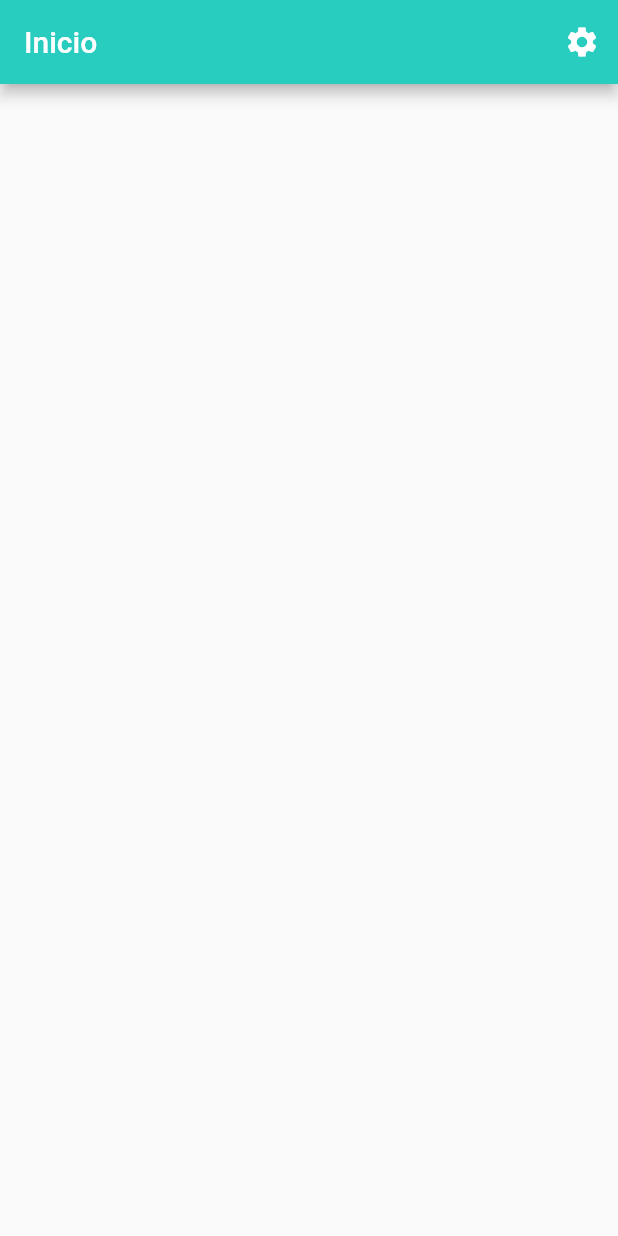
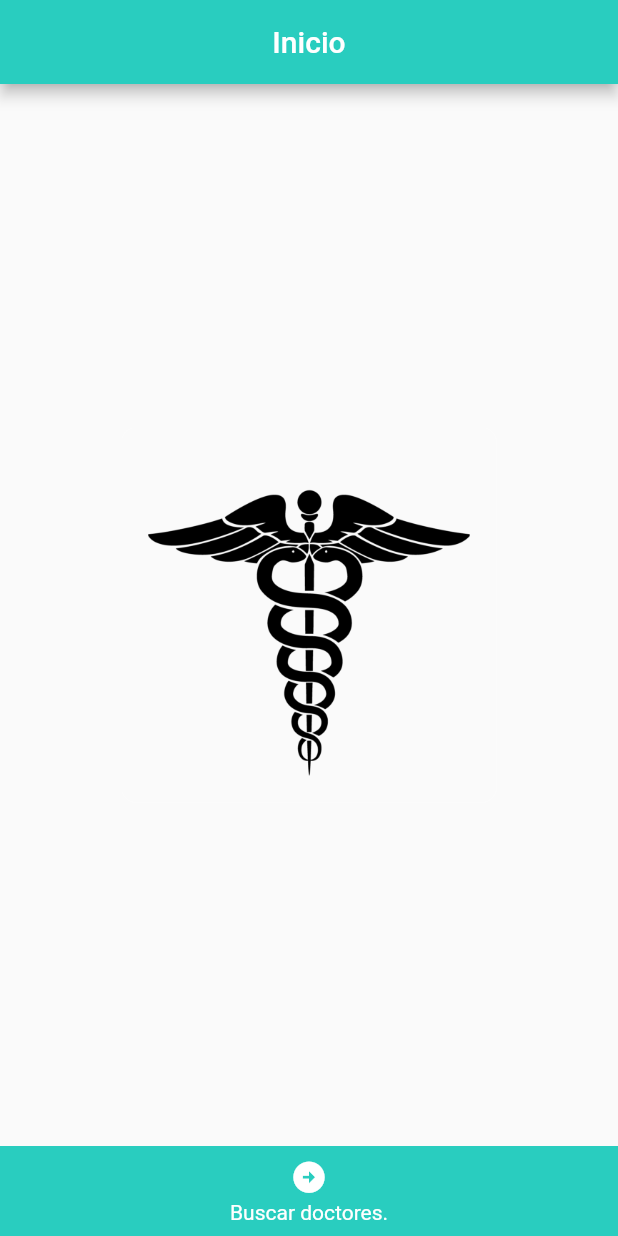
Before and after one commit to FMSC-Group-UCAB/Short_Paper_Flutter, a Flutter app: the screen it shows after launch, on a phone screen of 412 x 824 dp. Run offline on Flutter 3.47's test engine with Material 2 defaults, Android fonts, the phone set to English and light mode, and no system bars; our stand-ins replace get_it.

Commit message:
arreglando la estetica del main

```diff
--- a/my_online_doctor/lib/infrastructure/request/doctor_request.dart
+++ b/my_online_doctor/lib/infrastructure/request/doctor_request.dart
@@ -7,7 +7,7 @@ import 'package:my_online_doctor/domain/entities/doctor.dart';
 /// DoctorRequest: This class is used to manage the doctors information from the server.
 class DoctorRequest {
 
-  static const String _doctorsUrl = 'http://10.0.2.2:3000/api/doctors/search?pageSize=0&pageIndex=0';
+  static const String _doctorsUrl = 'http://172.16.0.7:3000/api/doctors/search?pageSize=0&pageIndex=0';
 
   // final String _doctorsUrl = 'http://192.168.1.6:3000/api/doctors/search?pageSize=0&pageIndex=0';
 
--- a/my_online_doctor/lib/main.dart
+++ b/my_online_doctor/lib/main.dart
@@ -38,17 +38,51 @@ class MyHomePage extends StatelessWidget {
         // theme:  mainTheme(),
         home: Builder(
           builder: (context) => Scaffold(
+            body: Center(
+              child: Container(
+                width: 250,
+                height: 250,
+                decoration: BoxDecoration(
+                    image: DecorationImage(
+                      image: AssetImage('assets/images/doctor_logo.png'),
+                      fit: BoxFit.cover,
+                    )
+                ),
+              ),
+            ) ,
             appBar: AppBar(
-        title: const Text("Inicio"),
+                title: Center(child: const Text("Inicio")),
                 backgroundColor: colorPrimary,
-        actions: <Widget>[
-          IconButton(
-            icon: const Icon(Icons.settings),
-            onPressed: () => Navigator.push(context, MaterialPageRoute(builder: (context) => SearchDoctorPage())),
-            // onPressed: () => _mostrarAjustes(context),
+                actions: <Widget>[]
+            ),
+            bottomNavigationBar: Container(
+              height: 60,
+              color: colorPrimary,
+              child: InkWell(
+                onTap: () => Navigator.push(context, MaterialPageRoute(builder: (context) => SearchDoctorPage())),
+                child: Padding(
+                  padding: EdgeInsets.only(top: 8.0),
+                  child: Column(
+                    children: [
+                      Icon(
+                        Icons.arrow_circle_right,
+                        color:  Colors.white,
+                        size: 25,
+                      ),
+                      Padding(
+                        padding: const EdgeInsets.fromLTRB(0,3,0,0),
+                        child: Text('Buscar doctores.',
+                          style: TextStyle(
+                              color: Colors.white
+                          ),),
+                      ),
+                    ],
+                  ),
+                ),
+              ),
             )
-        ]
-      ),
+
+            ,
           ),
         )
     );
@@ -57,4 +91,10 @@ class MyHomePage extends StatelessWidget {
   }
 
 
+  void _mostrarAjustes(BuildContext context) {
+    context = getIt<ContextManager>().context;
+    Navigator.push(context, MaterialPageRoute(builder: (BuildContext context) => SearchDoctorPage())
+    );
   }
+
+}
```
Also changed, not shown: my_online_doctor/assets/images/doctor_logo.png (added). Lines whose indentation alone changed are shown as unchanged.
